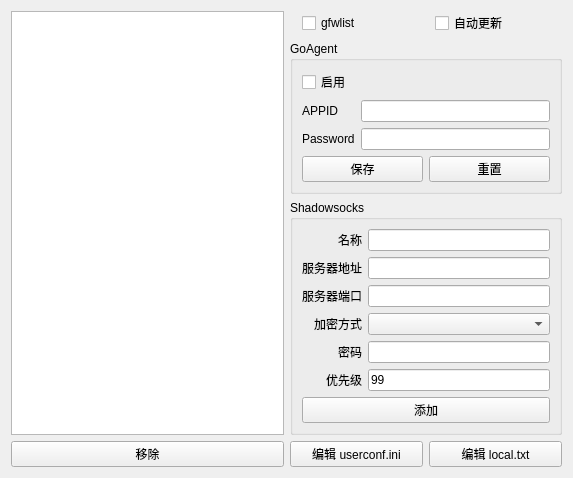
Above: fgfw-lite/ui/settings.ui from bylheart/fwlite before the change. Below: the same form after it.
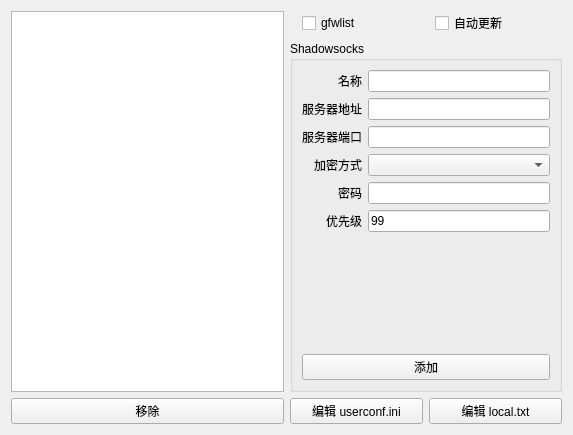
That is the form after the change.

Commit message: remove goagent

Diff of the .ui file:
```diff
--- a/fgfw-lite/ui/settings.ui
+++ b/fgfw-lite/ui/settings.ui
@@ -7,7 +7,7 @@
     <x>0</x>
     <y>0</y>
     <width>573</width>
-    <height>411</height>
+    <height>435</height>
    </rect>
   </property>
   <property name="windowTitle">
@@ -55,64 +55,6 @@
        </item>
       </layout>
      </item>
-     <item>
-      <widget class="QGroupBox" name="goagentBox">
-       <property name="title">
-        <string>GoAgent</string>
-       </property>
-       <layout class="QVBoxLayout" name="verticalLayout_4">
-        <item>
-         <layout class="QFormLayout" name="formLayout_3">
-          <item row="2" column="0">
-           <widget class="QLabel" name="label">
-            <property name="text">
-             <string>APPID</string>
-            </property>
-           </widget>
-          </item>
-          <item row="3" column="0">
-           <widget class="QLabel" name="label_2">
-            <property name="text">
-             <string>Password</string>
-            </property>
-           </widget>
-          </item>
-          <item row="2" column="1">
-           <widget class="QLineEdit" name="goagentAPPIDEdit"/>
-          </item>
-          <item row="3" column="1">
-           <widget class="QLineEdit" name="goagentPassEdit"/>
-          </item>
-          <item row="1" column="0">
-           <widget class="QCheckBox" name="goagentEnableBox">
-            <property name="text">
-             <string>启用</string>
-            </property>
-           </widget>
-          </item>
-         </layout>
-        </item>
-        <item>
-         <layout class="QHBoxLayout" name="horizontalLayout">
-          <item>
-           <widget class="QPushButton" name="goagentSaveButton">
-            <property name="text">
-             <string>保存</string>
-            </property>
-           </widget>
-          </item>
-          <item>
-           <widget class="QPushButton" name="goagentResetButton">
-            <property name="text">
-             <string>重置</string>
-            </property>
-           </widget>
-          </item>
-         </layout>
-        </item>
-       </layout>
-      </widget>
-     </item>
      <item>
       <widget class="QGroupBox" name="groupBox_2">
        <property name="title">
```
The commit also changes 13 other files.
